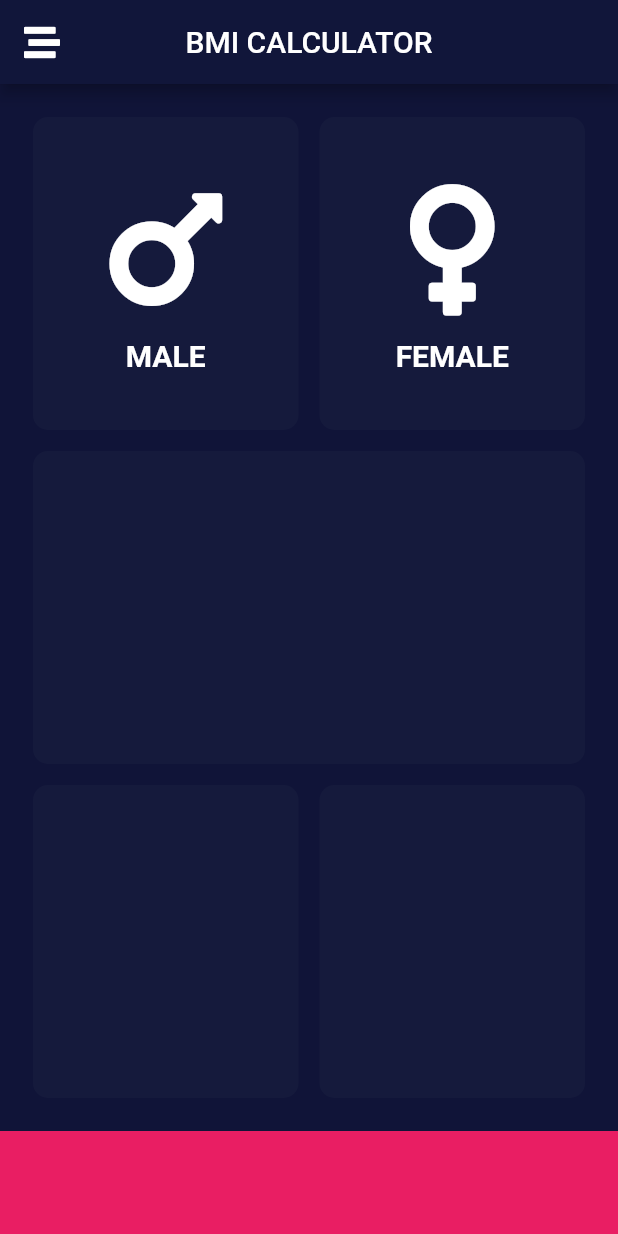
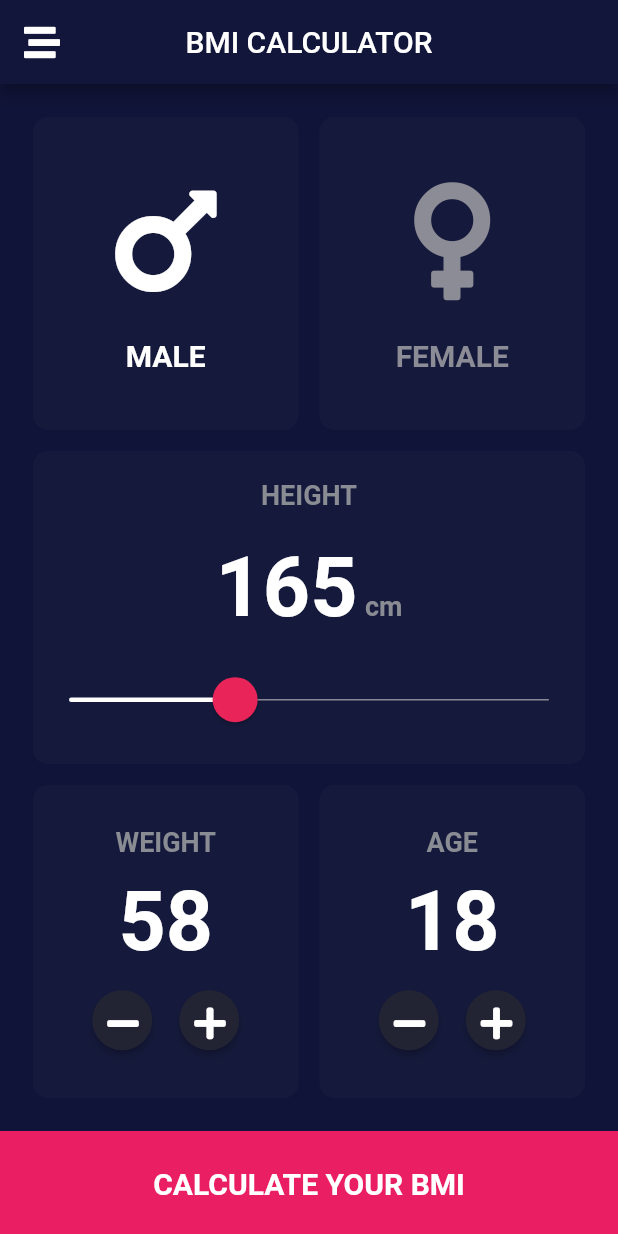
Before and after one commit to LobbeyTan/BMI-Calculator-Flutter, a Flutter app: the screen it shows after launch, on a phone screen of 412 x 824 dp. Run offline on Flutter 3.47's test engine with Material 2 defaults, Android fonts, the phone set to English and light mode, and no system bars; our stand-ins replace font_awesome_flutter.

Commit message:
Initial Commit

```diff
--- /dev/null
+++ b/lib/button.dart
@@ -0,0 +1,30 @@
+import 'package:flutter/material.dart';
+import 'package:font_awesome_flutter/font_awesome_flutter.dart';
+
+class CustomButton extends StatelessWidget {
+  final IconData icon;
+  final void Function()? onPressed;
+
+  CustomButton({
+    required this.icon,
+    this.onPressed,
+  });
+
+  @override
+  Widget build(BuildContext context) {
+    return RawMaterialButton(
+      padding: EdgeInsets.zero,
+      constraints: BoxConstraints.tightFor(
+        width: 40,
+        height: 40,
+      ),
+      shape: CircleBorder(),
+      fillColor: Color(0xFF222434),
+      child: Padding(
+        padding: EdgeInsets.all(10),
+        child: FaIcon(icon),
+      ),
+      onPressed: onPressed,
+    );
+  }
+}
--- /dev/null
+++ b/lib/calculator.dart
@@ -0,0 +1,33 @@
+import 'dart:math';
+
+class Calculator {
+  late double _height;
+  late int _weight;
+  late double bodyMassIndex;
+
+  Calculator(int weight, double height) {
+    _weight = weight;
+    _height = height;
+    bodyMassIndex = _weight / pow(_height / 100, 2);
+  }
+
+  String getBMI() => bodyMassIndex.toStringAsFixed(1);
+
+  String getResult() {
+    if (bodyMassIndex >= 30.0) return 'VERY OVERWEIGHT';
+    if (bodyMassIndex >= 25.0) return 'OVERWEIGHT';
+    if (bodyMassIndex >= 18.5) return 'NORMAL';
+    return 'UNDERWEIGHT';
+  }
+
+  String getAdvice() {
+    if (bodyMassIndex >= 30.0)
+      return 'You are too obese. Please do more exercises and take care your diet.';
+    if (bodyMassIndex >= 25.0)
+      return 'You have a higher than normal body weight. Try to exercise more.';
+    if (bodyMassIndex >= 18.5)
+      return 'You have a normal body weight. Good job!';
+
+    return 'You have a lower than normal body weight. You can eat a bit more.';
+  }
+}
--- /dev/null
+++ b/lib/card.dart
@@ -0,0 +1,173 @@
+import 'package:flutter/material.dart';
+import 'package:font_awesome_flutter/font_awesome_flutter.dart';
+
+import 'button.dart';
+import 'constant.dart';
+
+class CardWithButton extends StatelessWidget {
+  final String title;
+  final int value;
+  final void Function()? onPressedMinus;
+  final void Function()? onPressedPlus;
+
+  CardWithButton({
+    required this.title,
+    required this.value,
+    this.onPressedMinus,
+    this.onPressedPlus,
+  });
+
+  @override
+  Widget build(BuildContext context) {
+    return CardContainer(
+      child: Column(
+        mainAxisAlignment: MainAxisAlignment.center,
+        children: [
+          Text(
+            title,
+            style: kTitleTextStyle,
+          ),
+          Padding(
+            padding: EdgeInsets.all(10),
+            child: Text(
+              value.toString(),
+              style: kBigTitleTextStyle,
+            ),
+          ),
+          Row(
+            mainAxisAlignment: MainAxisAlignment.center,
+            children: [
+              CustomButton(
+                icon: FontAwesomeIcons.minus,
+                onPressed: onPressedMinus,
+              ),
+              SizedBox(width: 10),
+              CustomButton(
+                icon: FontAwesomeIcons.plus,
+                onPressed: onPressedPlus,
+              ),
+            ],
+          ),
+        ],
+      ),
+    );
+  }
+}
+
+class HeightCard extends StatelessWidget {
+  final double value;
+  final void Function(double)? onChanged;
+
+  HeightCard({required this.value, this.onChanged});
+
+  @override
+  Widget build(BuildContext context) {
+    return CardContainer(
+      child: Column(
+        mainAxisAlignment: MainAxisAlignment.spaceEvenly,
+        children: [
+          Text(
+            "HEIGHT",
+            style: kTitleTextStyle,
+          ),
+          Row(
+            mainAxisAlignment: MainAxisAlignment.center,
+            crossAxisAlignment: CrossAxisAlignment.baseline,
+            textBaseline: TextBaseline.alphabetic,
+            children: [
+              Text(
+                value.toInt().toString(),
+                style: kBigTitleTextStyle,
+              ),
+              SizedBox(width: 5),
+              Text(
+                "cm",
+                style: kTitleTextStyle,
+              ),
+            ],
+          ),
+          SliderTheme(
+            data: SliderThemeData(
+              trackHeight: 1,
+              activeTrackColor: Colors.white,
+              inactiveTrackColor: Color(0xFF888992),
+              thumbColor: Color(0xFFE92459),
+              overlayColor: Color(0xFFE92459).withOpacity(0.3),
+              thumbShape: RoundSliderThumbShape(
+                enabledThumbRadius: 15,
+              ),
+            ),
+            child: Slider(
+              onChanged: onChanged,
+              value: value,
+              min: 120,
+              max: 250,
+            ),
+          ),
+        ],
+      ),
+    );
+  }
+}
+
+class GenderCard extends StatelessWidget {
+  final IconData icon;
+  final String text;
+  final void Function()? onPressed;
+  final bool isSelected;
+
+  GenderCard({
+    required this.icon,
+    required this.text,
+    required this.isSelected,
+    this.onPressed,
+  });
+
+  @override
+  Widget build(BuildContext context) {
+    return GestureDetector(
+      onTap: onPressed,
+      child: CardContainer(
+        child: Column(
+          mainAxisAlignment: MainAxisAlignment.center,
+          children: [
+            Icon(
+              icon,
+              color: (isSelected) ? Colors.white : Color(0xFF8B8C95),
+              size: 90,
+            ),
+            SizedBox(
+              height: 20,
+            ),
+            Text(
+              text,
+              style: TextStyle(
+                fontSize: 20,
+                color: (isSelected) ? Colors.white : Color(0xFF8B8C95),
+                fontWeight: FontWeight.bold,
+              ),
+            ),
+          ],
+        ),
+      ),
+    );
+  }
+}
+
+class CardContainer extends StatelessWidget {
+  final Widget? child;
+
+  CardContainer({this.child});
+
+  @override
+  Widget build(BuildContext context) {
+    return Container(
+      margin: EdgeInsets.all(7),
+      decoration: BoxDecoration(
+        color: Color(0xFF151A3C),
+        borderRadius: BorderRadius.circular(10),
+      ),
+      child: child,
+    );
+  }
+}
--- /dev/null
+++ b/lib/constant.dart
@@ -0,0 +1,18 @@
+import 'package:flutter/material.dart';
+
+enum Gender {
+  MALE,
+  FEMALE,
+}
+
+const TextStyle kTitleTextStyle = TextStyle(
+  color: Color(0xFF8A8C94),
+  fontSize: 18,
+  fontWeight: FontWeight.bold,
+);
+
+const TextStyle kBigTitleTextStyle = TextStyle(
+  fontSize: 55,
+  color: Colors.white,
+  fontWeight: FontWeight.bold,
+);
--- /dev/null
+++ b/lib/input.dart
@@ -0,0 +1,159 @@
+import 'package:demo/result.dart';
+import 'package:flutter/material.dart';
+import 'package:font_awesome_flutter/font_awesome_flutter.dart';
+
+import 'calculator.dart';
+import 'card.dart';
+import 'constant.dart';
+
+class BMICalculatorScreen extends StatefulWidget {
+  @override
+  State<BMICalculatorScreen> createState() => _BMICalculatorScreenState();
+}
+
+class _BMICalculatorScreenState extends State<BMICalculatorScreen> {
+  Gender _selectedGender = Gender.MALE;
+  double height = 165;
+  int weight = 58;
+  int age = 18;
+
+  @override
+  Widget build(BuildContext context) {
+    return Scaffold(
+      appBar: AppBar(
+        centerTitle: true,
+        title: Text("BMI CALCULATOR"),
+        backgroundColor: Color(0xFF11163A),
+        leading: Icon(FontAwesomeIcons.stream),
+      ),
+      body: Column(
+        children: [
+          Expanded(
+            child: Container(
+              padding: EdgeInsets.all(15),
+              child: Column(
+                children: [
+                  // First row
+                  Expanded(
+                    child: Row(
+                      children: [
+                        Expanded(
+                          // Male
+                          child: GenderCard(
+                            icon: FontAwesomeIcons.mars,
+                            text: "MALE",
+                            isSelected: _selectedGender == Gender.MALE,
+                            onPressed: () {
+                              setState(() {
+                                _selectedGender = Gender.MALE;
+                              });
+                            },
+                          ),
+                        ),
+                        Expanded(
+                          // Female
+                          child: GenderCard(
+                            icon: FontAwesomeIcons.venus,
+                            text: "FEMALE",
+                            isSelected: _selectedGender == Gender.FEMALE,
+                            onPressed: () {
+                              setState(() {
+                                _selectedGender = Gender.FEMALE;
+                              });
+                            },
+                          ),
+                        ),
+                      ],
+                    ),
+                  ),
+                  // Height widget
+                  Expanded(
+                    child: HeightCard(
+                      value: height,
+                      onChanged: (double val) {
+                        setState(() {
+                          height = val;
+                        });
+                      },
+                    ),
+                  ),
+                  // Second Row
+                  Expanded(
+                    child: Row(
+                      children: [
+                        Expanded(
+                          // Weight
+                          child: CardWithButton(
+                            title: "WEIGHT",
+                            value: weight,
+                            onPressedMinus: () {
+                              setState(() {
+                                weight--;
+                              });
+                            },
+                            onPressedPlus: () {
+                              setState(() {
+                                weight++;
+                              });
+                            },
+                          ),
+                        ),
+                        Expanded(
+                          // Age
+                          child: CardWithButton(
+                            title: "AGE",
+                            value: age,
+                            onPressedMinus: () {
+                              setState(() {
+                                age--;
+                              });
+                            },
+                            onPressedPlus: () {
+                              setState(() {
+                                age++;
+                              });
+                            },
+                          ),
+                        ),
+                      ],
+                    ),
+                  ),
+                ],
+              ),
+            ),
+          ),
+          GestureDetector(
+            onTap: () {
+              Calculator calculator = Calculator(weight, height);
+
+              Navigator.push(
+                context,
+                MaterialPageRoute(
+                  builder: (context) => ResultScreen(
+                    title: calculator.getResult(),
+                    bmiScore: calculator.getBMI(),
+                    advice: calculator.getAdvice(),
+                  ),
+                ),
+              );
+            },
+            child: Container(
+              height: 70,
+              width: double.infinity,
+              color: Colors.pink,
+              child: Center(
+                child: Text(
+                  "CALCULATE YOUR BMI",
+                  style: TextStyle(
+                    fontSize: 20,
+                    fontWeight: FontWeight.bold,
+                  ),
+                ),
+              ),
+            ),
+          ),
+        ],
+      ),
+    );
+  }
+}
--- a/lib/main.dart
+++ b/lib/main.dart
@@ -1,13 +1,13 @@
+import 'package:demo/result.dart';
 import 'package:flutter/material.dart';
-import 'package:font_awesome_flutter/font_awesome_flutter.dart';
+
+import 'input.dart';
 
 void main() {
   runApp(BMICalculator());
 }
 
 class BMICalculator extends StatelessWidget {
-  const BMICalculator({Key? key}) : super(key: key);
-
   @override
   Widget build(BuildContext context) {
     return MaterialApp(
@@ -19,126 +19,3 @@ class BMICalculator extends StatelessWidget {
     );
   }
 }
-
-class BMICalculatorScreen extends StatelessWidget {
-  const BMICalculatorScreen({Key? key}) : super(key: key);
-
-  @override
-  Widget build(BuildContext context) {
-    return Scaffold(
-      appBar: AppBar(
-        centerTitle: true,
-        title: Text("BMI CALCULATOR"),
-        backgroundColor: Color(0xFF11163A),
-        leading: Icon(FontAwesomeIcons.stream),
-      ),
-      body: Column(
-        children: [
-          Expanded(
-            child: Container(
-              padding: EdgeInsets.all(15),
-              child: Column(
-                children: [
-                  // First row
-                  Expanded(
-                    child: Row(
-                      children: [
-                        Expanded(
-                          // Male
-                          child: GenderCard(
-                            icon: FontAwesomeIcons.mars,
-                            text: "MALE",
-                          ),
-                        ),
-                        Expanded(
-                          // Female
-                          child: GenderCard(
-                            icon: FontAwesomeIcons.venus,
-                            text: "FEMALE",
-                          ),
-                        ),
-                      ],
-                    ),
-                  ),
-                  // Height widget
-                  Expanded(
-                    child: CardContainer(),
-                  ),
-                  // Second Row
-                  Expanded(
-                    child: Row(
-                      children: [
-                        Expanded(
-                          // Height
-                          child: CardContainer(),
-                        ),
-                        Expanded(
-                          // Age
-                          child: CardContainer(),
-                        ),
-                      ],
-                    ),
-                  ),
-                ],
-              ),
-            ),
-          ),
-          Container(
-            height: 70,
-            color: Colors.pink,
-          ),
-        ],
-      ),
-    );
-  }
-}
-
-class GenderCard extends StatelessWidget {
-  final IconData icon;
-  final String text;
-
-  GenderCard({required this.icon, required this.text});
-
-  @override
-  Widget build(BuildContext context) {
-    return CardContainer(
-      child: Column(
-        mainAxisAlignment: MainAxisAlignment.center,
-        children: [
-          Icon(
-            icon,
-            size: 100,
-          ),
-          SizedBox(
-            height: 10,
-          ),
-          Text(
-            text,
-            style: TextStyle(
-              fontSize: 20,
-              fontWeight: FontWeight.bold,
-            ),
-          ),
-        ],
-      ),
-    );
-  }
-}
-
-class CardContainer extends StatelessWidget {
-  final Widget? child;
-
-  CardContainer({this.child});
-
-  @override
-  Widget build(BuildContext context) {
-    return Container(
-      margin: EdgeInsets.all(7),
-      decoration: BoxDecoration(
-        color: Color(0xFF151A3C),
-        borderRadius: BorderRadius.circular(10),
-      ),
-      child: child,
-    );
-  }
-}
```
Also changed, not shown: lib/result.dart (added, +86 -0 lines), pubspec.lock.
